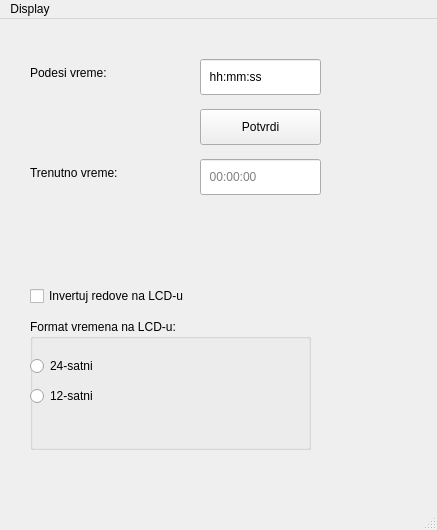
This is RE/v8/zadaci/z2_redo/TimeUi/mainwindow.ui in Mirko-A/FTN_Homework as Qt 5 draws it before an edit. The edited form follows.
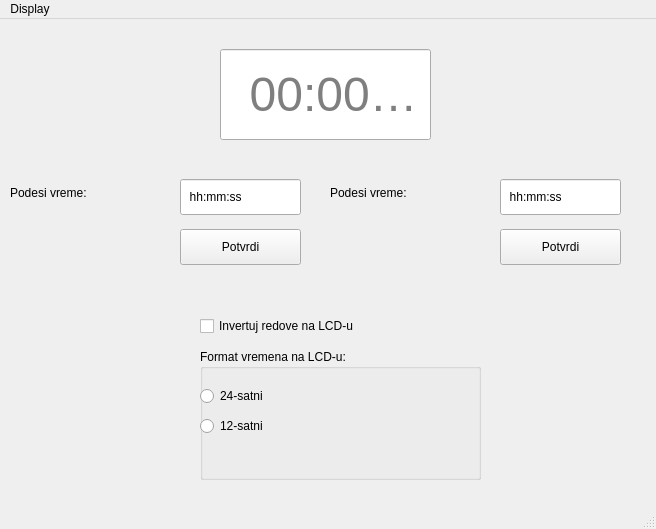
This is the edited form.

The edit to the form file:
```diff
--- a/RE/v8/zadaci/z2_redo/TimeUi/mainwindow.ui
+++ b/RE/v8/zadaci/z2_redo/TimeUi/mainwindow.ui
@@ -6,8 +6,8 @@
    <rect>
     <x>0</x>
     <y>0</y>
-    <width>437</width>
-    <height>530</height>
+    <width>656</width>
+    <height>529</height>
    </rect>
   </property>
   <property name="windowTitle">
@@ -17,8 +17,8 @@
    <widget class="QPushButton" name="Taster">
     <property name="geometry">
      <rect>
-      <x>200</x>
-      <y>90</y>
+      <x>180</x>
+      <y>210</y>
       <width>121</width>
       <height>36</height>
      </rect>
@@ -30,8 +30,8 @@
    <widget class="QLabel" name="label">
     <property name="geometry">
      <rect>
-      <x>30</x>
-      <y>40</y>
+      <x>10</x>
+      <y>160</y>
       <width>141</width>
       <height>28</height>
      </rect>
@@ -40,24 +40,11 @@
      <string>Podesi vreme:</string>
     </property>
    </widget>
-   <widget class="QLabel" name="label_2">
-    <property name="geometry">
-     <rect>
-      <x>30</x>
-      <y>140</y>
-      <width>161</width>
-      <height>28</height>
-     </rect>
-    </property>
-    <property name="text">
-     <string>Trenutno vreme:</string>
-    </property>
-   </widget>
    <widget class="QLineEdit" name="Unos">
     <property name="geometry">
      <rect>
-      <x>200</x>
-      <y>40</y>
+      <x>180</x>
+      <y>160</y>
       <width>121</width>
       <height>36</height>
      </rect>
@@ -69,12 +56,17 @@
    <widget class="QLineEdit" name="Ispis">
     <property name="geometry">
      <rect>
-      <x>200</x>
-      <y>140</y>
-      <width>121</width>
-      <height>36</height>
+      <x>220</x>
+      <y>30</y>
+      <width>211</width>
+      <height>91</height>
      </rect>
     </property>
+    <property name="font">
+     <font>
+      <pointsize>36</pointsize>
+     </font>
+    </property>
     <property name="text">
      <string/>
     </property>
@@ -85,8 +77,8 @@
    <widget class="QCheckBox" name="InvertRow">
     <property name="geometry">
      <rect>
-      <x>30</x>
-      <y>260</y>
+      <x>200</x>
+      <y>290</y>
       <width>261</width>
       <height>34</height>
      </rect>
@@ -98,8 +90,8 @@
    <widget class="QGroupBox" name="FormatRadioGroup">
     <property name="geometry">
      <rect>
-      <x>30</x>
-      <y>300</y>
+      <x>200</x>
+      <y>330</y>
       <width>281</width>
       <height>131</height>
      </rect>
@@ -134,13 +126,52 @@
      </property>
     </widget>
    </widget>
+   <widget class="QLineEdit" name="UnosAlarm">
+    <property name="geometry">
+     <rect>
+      <x>500</x>
+      <y>160</y>
+      <width>121</width>
+      <height>36</height>
+     </rect>
+    </property>
+    <property name="text">
+     <string>  hh:mm:ss</string>
+    </property>
+   </widget>
+   <widget class="QPushButton" name="TasterAlarm">
+    <property name="geometry">
+     <rect>
+      <x>500</x>
+      <y>210</y>
+      <width>121</width>
+      <height>36</height>
+     </rect>
+    </property>
+    <property name="text">
+     <string>Potvrdi</string>
+    </property>
+   </widget>
+   <widget class="QLabel" name="Alarm">
+    <property name="geometry">
+     <rect>
+      <x>330</x>
+      <y>160</y>
+      <width>141</width>
+      <height>28</height>
+     </rect>
+    </property>
+    <property name="text">
+     <string>Podesi vreme:</string>
+    </property>
+   </widget>
   </widget>
   <widget class="QMenuBar" name="menubar">
    <property name="geometry">
     <rect>
      <x>0</x>
      <y>0</y>
-     <width>437</width>
+     <width>656</width>
      <height>33</height>
     </rect>
    </property>
```
Left out of the diff: 2 changed lines with no effect on the pictures.
